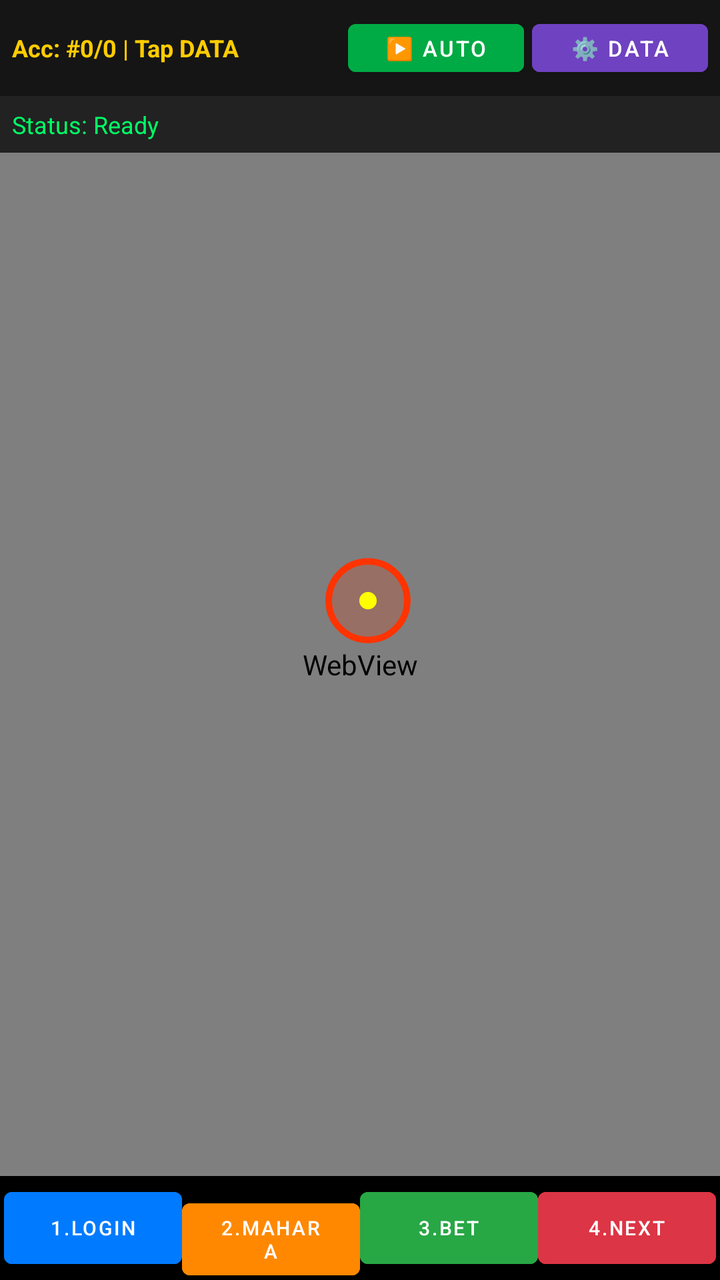
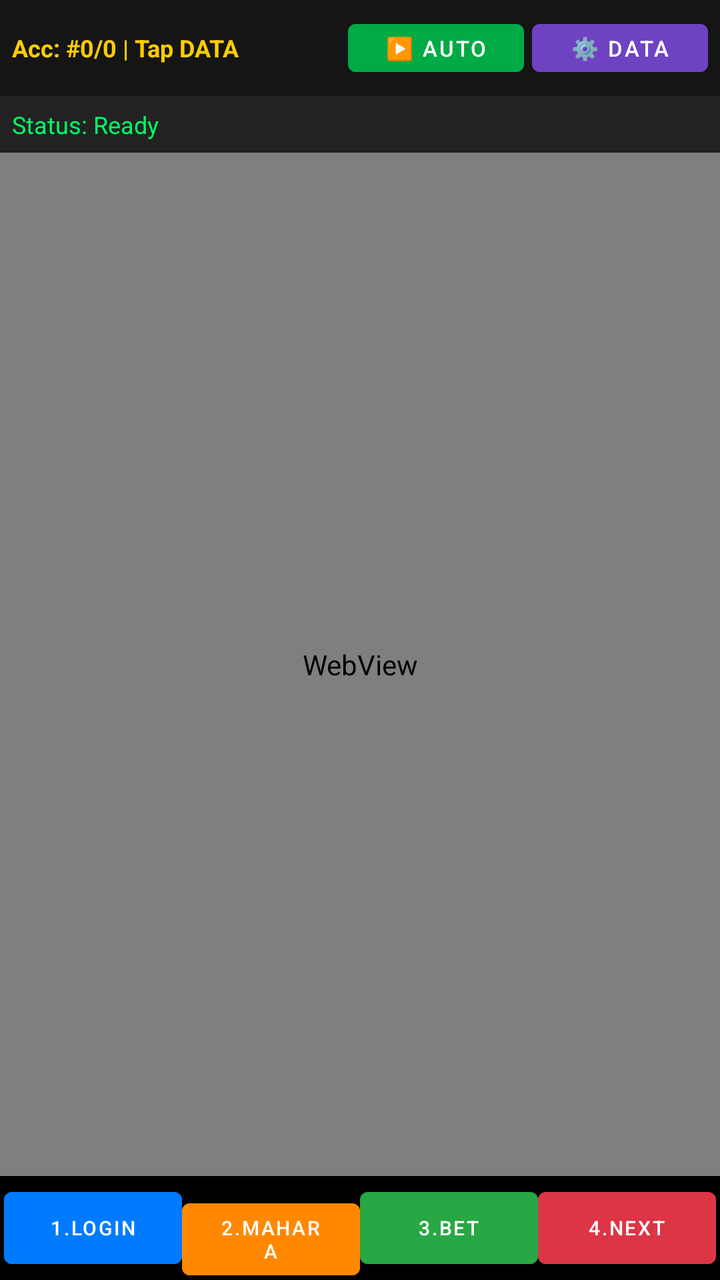

Compare the two renders of this Android layout. The source of the first and the diff that turns it into the second are given below.
<!-- AndroidManifest.xml: application theme Theme.MaterialComponents.DayNight.NoActionBar -->
<!-- res/layout/activity_main.xml -->
<?xml version="1.0" encoding="utf-8"?>
<LinearLayout xmlns:android="http://schemas.android.com/apk/res/android"
    android:layout_width="match_parent"
    android:layout_height="match_parent"
    android:orientation="vertical">

    <LinearLayout
        android:layout_width="match_parent"
        android:layout_height="wrap_content"
        android:background="#151515"
        android:padding="6dp"
        android:gravity="center_vertical">
        <TextView
            android:id="@+id/tvAccountInfo"
            android:layout_width="0dp"
            android:layout_height="wrap_content"
            android:layout_weight="1"
            android:text="Acc: #0/0 | Tap DATA"
            android:textColor="#FFCC00"
            android:textSize="12sp"
            android:textStyle="bold" />
        <Button
            android:id="@+id/btnAutoRun"
            android:layout_width="wrap_content"
            android:layout_height="36dp"
            android:backgroundTint="#00AA44"
            android:text="▶️ AUTO"
            android:textColor="#FFFFFF"
            android:textSize="11sp"
            android:layout_marginEnd="4dp" />
        <Button
            android:id="@+id/btnDataMenu"
            android:layout_width="wrap_content"
            android:layout_height="36dp"
            android:backgroundTint="#6F42C1"
            android:text="⚙️ DATA"
            android:textColor="#FFFFFF"
            android:textSize="11sp" />
    </LinearLayout>

    <TextView
        android:id="@+id/tvStatus"
        android:layout_width="match_parent"
        android:layout_height="wrap_content"
        android:background="#222"
        android:padding="6dp"
        android:text="Status: Ready"
        android:textColor="#00FF66"
        android:textSize="12sp" />

    
    <FrameLayout
        android:layout_width="match_parent"
        android:layout_height="0dp"
        android:layout_weight="1">

        <WebView
            android:id="@+id/webView"
            android:layout_width="match_parent"
            android:layout_height="match_parent" />

        <ImageView
            android:id="@+id/targetDot"
            android:layout_width="48dp"
            android:layout_height="48dp"
            android:layout_gravity="top|start"
            android:layout_marginStart="160dp"
            android:layout_marginTop="200dp"
            android:src="@drawable/target_dot"
            android:contentDescription="Touch Target" />
    </FrameLayout>

    <LinearLayout
        android:layout_width="match_parent"
        android:layout_height="wrap_content"
        android:weightSum="4"
        android:background="#000"
        android:padding="2dp">
        <Button
            android:id="@+id/btnStep1"
            android:layout_width="0dp"
            android:layout_height="wrap_content"
            android:layout_weight="1"
            android:backgroundTint="#007BFF"
            android:text="1.LOGIN"
            android:textColor="#FFFFFF"
            android:textSize="10sp" />
        <Button
            android:id="@+id/btnStep2"
            android:layout_width="0dp"
            android:layout_height="wrap_content"
            android:layout_weight="1"
            android:backgroundTint="#FF8800"
            android:text="2.MAHARA"
            android:textColor="#FFFFFF"
            android:textSize="10sp" />
        <Button
            android:id="@+id/btnStep3"
            android:layout_width="0dp"
            android:layout_height="wrap_content"
            android:layout_weight="1"
            android:backgroundTint="#28A745"
            android:text="3.BET"
            android:textColor="#FFFFFF"
            android:textSize="10sp" />
        <Button
            android:id="@+id/btnStep4"
            android:layout_width="0dp"
            android:layout_height="wrap_content"
            android:layout_weight="1"
            android:backgroundTint="#DC3545"
            android:text="4.NEXT"
            android:textColor="#FFFFFF"
            android:textSize="10sp" />
    </LinearLayout>
</LinearLayout>
<!-- resources referenced by this layout -->
<resources>
  <!-- drawable target_dot (drawable) -->
  <?xml version="1.0" encoding="utf-8"?>
  <vector xmlns:android="http://schemas.android.com/apk/res/android"
      android:width="44dp"
      android:height="44dp"
      android:viewportWidth="44"
      android:viewportHeight="44">
      <path
          android:strokeColor="#FF3300"
          android:strokeWidth="3"
          android:fillColor="#33FF3300"
          android:pathData="M22,4 C12.06,4 4,12.06 4,22 C4,31.94 12.06,40 22,40 C31.94,40 40,31.94 40,22 C40,12.06 31.94,4 22,4 Z" />
      <path
          android:fillColor="#FFFF00"
          android:pathData="M22,18 C19.79,18 18,19.79 18,22 C18,24.21 19.79,26 22,26 C24.21,26 26,24.21 26,22 C26,19.79 24.21,18 22,18 Z" />
  </vector>
</resources>

<!-- the commit's change to res/layout/activity_main.xml (unified diff, before → after) -->
@@ -48,27 +48,11 @@
         android:textColor="#00FF66"
         android:textSize="12sp" />
 
-    
-    <FrameLayout
+    <WebView
+        android:id="@+id/webView"
         android:layout_width="match_parent"
         android:layout_height="0dp"
-        android:layout_weight="1">
-
-        <WebView
-            android:id="@+id/webView"
-            android:layout_width="match_parent"
-            android:layout_height="match_parent" />
-
-        <ImageView
-            android:id="@+id/targetDot"
-            android:layout_width="48dp"
-            android:layout_height="48dp"
-            android:layout_gravity="top|start"
-            android:layout_marginStart="160dp"
-            android:layout_marginTop="200dp"
-            android:src="@drawable/target_dot"
-            android:contentDescription="Touch Target" />
-    </FrameLayout>
+        android:layout_weight="1" />
 
     <LinearLayout
         android:layout_width="match_parent"
<!-- resource entries referenced after the edit -->
@@ -1,20 +1,5 @@
 <!-- resources referenced by this layout -->
 <resources>
-  <!-- drawable target_dot (drawable) -->
-  <?xml version="1.0" encoding="utf-8"?>
-  <vector xmlns:android="http://schemas.android.com/apk/res/android"
-      android:width="44dp"
-      android:height="44dp"
-      android:viewportWidth="44"
-      android:viewportHeight="44">
-      <path
-          android:strokeColor="#FF3300"
-          android:strokeWidth="3"
-          android:fillColor="#33FF3300"
-          android:pathData="M22,4 C12.06,4 4,12.06 4,22 C4,31.94 12.06,40 22,40 C31.94,40 40,31.94 40,22 C40,12.06 31.94,4 22,4 Z" />
-      <path
-          android:fillColor="#FFFF00"
-          android:pathData="M22,18 C19.79,18 18,19.79 18,22 C18,24.21 19.79,26 22,26 C24.21,26 26,24.21 26,22 C26,19.79 24.21,18 22,18 Z" />
-  </vector>
+
 </resources>
 
